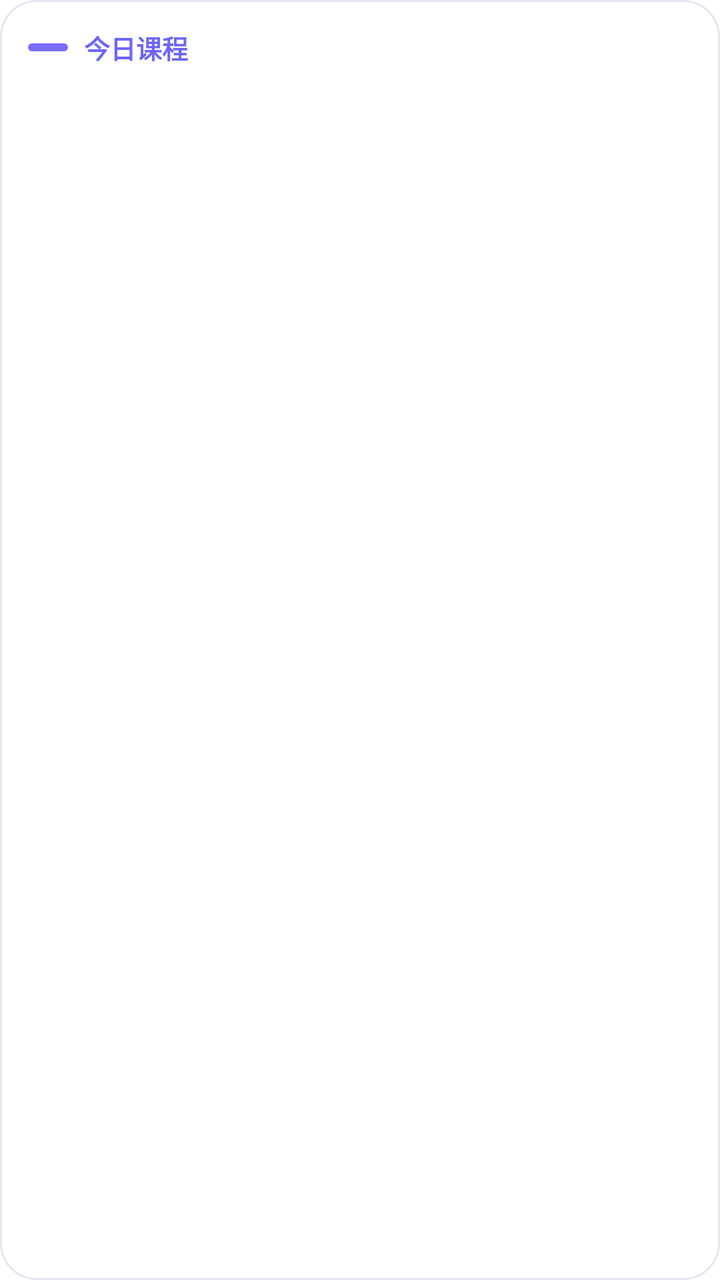
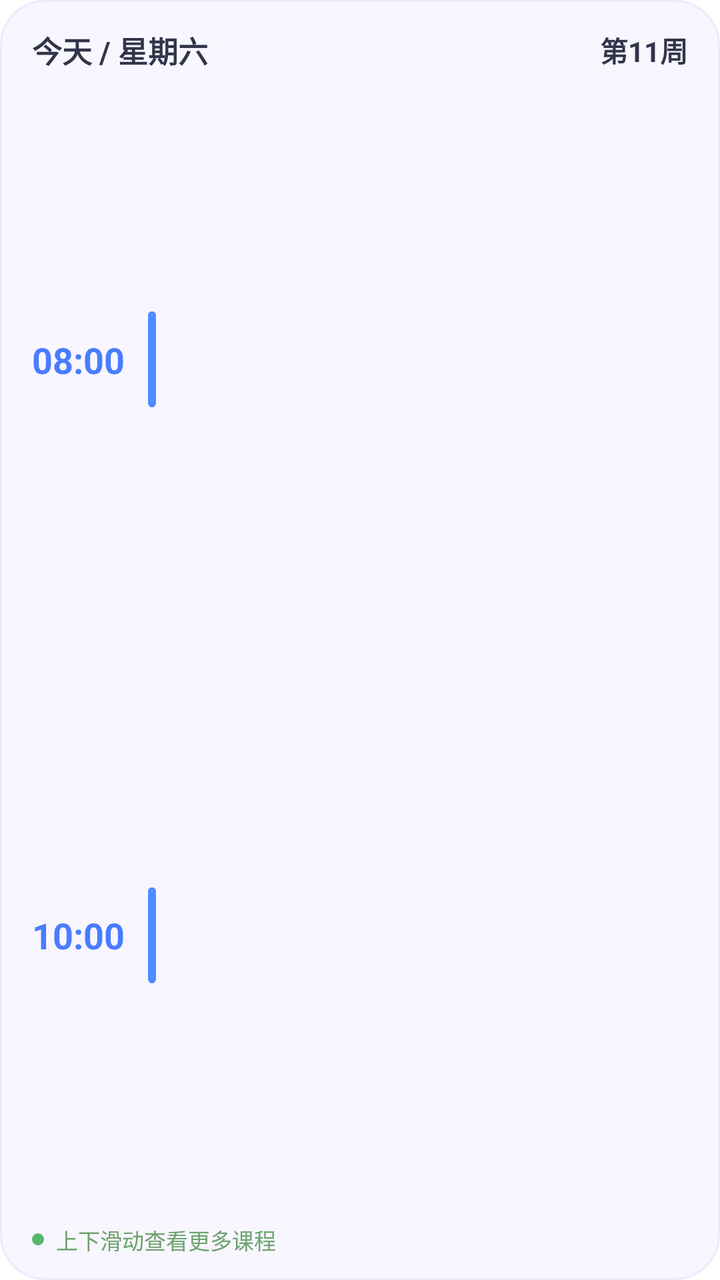

Compare the two renders of this Android layout. The source of the first and the diff that turns it into the second are given below.
<!-- AndroidManifest.xml: fallback theme Theme.MaterialComponents.DayNight.NoActionBar -->
<!-- res/layout/widget_medium.xml -->
<?xml version="1.0" encoding="utf-8"?>
<LinearLayout xmlns:android="http://schemas.android.com/apk/res/android"
    android:id="@+id/widget_root"
    android:layout_width="match_parent"
    android:layout_height="match_parent"
    android:background="@drawable/widget_panel_bg"
    android:clipToPadding="false"
    android:orientation="vertical"
    android:padding="14dp">

    <LinearLayout
        android:id="@+id/widget_medium_empty"
        android:layout_width="match_parent"
        android:layout_height="match_parent"
        android:gravity="center_vertical"
        android:orientation="vertical"
        android:visibility="gone">

        <TextView
            android:id="@+id/widget_medium_empty_title"
            android:layout_width="wrap_content"
            android:layout_height="wrap_content"
            android:text="@string/course_widget_empty_title"
            android:textColor="@color/course_widget_primary"
            android:textSize="15sp"
            android:textStyle="bold" />

        <TextView
            android:id="@+id/widget_medium_empty_message"
            android:layout_width="match_parent"
            android:layout_height="wrap_content"
            android:layout_marginTop="6dp"
            android:maxLines="2"
            android:ellipsize="end"
            android:text="@string/course_widget_empty_message"
            android:textColor="@color/course_widget_muted"
            android:textSize="12sp" />
    </LinearLayout>

    <LinearLayout
        android:id="@+id/widget_medium_content"
        android:layout_width="match_parent"
        android:layout_height="match_parent"
        android:orientation="vertical">

        <LinearLayout
            android:layout_width="match_parent"
            android:layout_height="wrap_content"
            android:gravity="center_vertical"
            android:orientation="horizontal">

            <View
                android:layout_width="20dp"
                android:layout_height="4dp"
                android:background="@drawable/widget_accent_purple" />

            <TextView
                android:id="@+id/widget_medium_section"
                android:layout_width="wrap_content"
                android:layout_height="wrap_content"
                android:layout_marginStart="8dp"
                android:text="@string/course_widget_medium_title"
                android:textColor="@color/course_widget_primary"
                android:textSize="13sp"
                android:textStyle="bold" />
        </LinearLayout>

        <LinearLayout
            android:id="@+id/widget_medium_row_1"
            android:layout_width="match_parent"
            android:layout_height="wrap_content"
            android:layout_marginTop="10dp"
            android:orientation="vertical">

            <TextView
                android:id="@+id/widget_medium_name_1"
                android:layout_width="match_parent"
                android:layout_height="wrap_content"
                android:ellipsize="end"
                android:maxLines="1"
                android:textColor="@color/course_widget_secondary"
                android:textSize="14sp"
                android:textStyle="bold" />

            <TextView
                android:id="@+id/widget_medium_detail_1"
                android:layout_width="match_parent"
                android:layout_height="wrap_content"
                android:layout_marginTop="2dp"
                android:ellipsize="end"
                android:maxLines="1"
                android:textColor="@color/course_widget_muted"
                android:textSize="12sp" />
        </LinearLayout>

        <LinearLayout
            android:id="@+id/widget_medium_row_2"
            android:layout_width="match_parent"
            android:layout_height="wrap_content"
            android:layout_marginTop="8dp"
            android:orientation="vertical">

            <TextView
                android:id="@+id/widget_medium_name_2"
                android:layout_width="match_parent"
                android:layout_height="wrap_content"
                android:ellipsize="end"
                android:maxLines="1"
                android:textColor="@color/course_widget_secondary"
                android:textSize="14sp"
                android:textStyle="bold" />

            <TextView
                android:id="@+id/widget_medium_detail_2"
                android:layout_width="match_parent"
                android:layout_height="wrap_content"
                android:layout_marginTop="2dp"
                android:ellipsize="end"
                android:maxLines="1"
                android:textColor="@color/course_widget_muted"
                android:textSize="12sp" />
        </LinearLayout>

        <LinearLayout
            android:id="@+id/widget_medium_row_3"
            android:layout_width="match_parent"
            android:layout_height="wrap_content"
            android:layout_marginTop="8dp"
            android:orientation="vertical">

            <TextView
                android:id="@+id/widget_medium_name_3"
                android:layout_width="match_parent"
                android:layout_height="wrap_content"
                android:ellipsize="end"
                android:maxLines="1"
                android:textColor="@color/course_widget_secondary"
                android:textSize="14sp"
                android:textStyle="bold" />

            <TextView
                android:id="@+id/widget_medium_detail_3"
                android:layout_width="match_parent"
                android:layout_height="wrap_content"
                android:layout_marginTop="2dp"
                android:ellipsize="end"
                android:maxLines="1"
                android:textColor="@color/course_widget_muted"
                android:textSize="12sp" />
        </LinearLayout>

        <LinearLayout
            android:id="@+id/widget_medium_row_4"
            android:layout_width="match_parent"
            android:layout_height="wrap_content"
            android:layout_marginTop="8dp"
            android:orientation="vertical">

            <TextView
                android:id="@+id/widget_medium_name_4"
                android:layout_width="match_parent"
                android:layout_height="wrap_content"
                android:ellipsize="end"
                android:maxLines="1"
                android:textColor="@color/course_widget_secondary"
                android:textSize="14sp"
                android:textStyle="bold" />

            <TextView
                android:id="@+id/widget_medium_detail_4"
                android:layout_width="match_parent"
                android:layout_height="wrap_content"
                android:layout_marginTop="2dp"
                android:ellipsize="end"
                android:maxLines="1"
                android:textColor="@color/course_widget_muted"
                android:textSize="12sp" />
        </LinearLayout>
    </LinearLayout>
</LinearLayout>
<!-- resources referenced by this layout -->
<resources>
  <color name="course_widget_muted">#7B8092</color>
  <color name="course_widget_primary">#6D64FF</color>
  <color name="course_widget_secondary">#5D6476</color>
  <!-- drawable widget_accent_purple (drawable) -->
  <?xml version="1.0" encoding="utf-8"?>
  <shape xmlns:android="http://schemas.android.com/apk/res/android">
      <solid android:color="#7C6CFF" />
      <corners android:radius="4dp" />
  </shape>
  <!-- drawable widget_panel_bg (drawable) -->
  <?xml version="1.0" encoding="utf-8"?>
  <shape xmlns:android="http://schemas.android.com/apk/res/android">
      <solid android:color="@color/course_widget_surface" />
      <corners android:radius="18dp" />
      <stroke
          android:width="1dp"
          android:color="@color/course_widget_border" />
  </shape>
  <string name="course_widget_empty_message">请先同步课程数据</string>
  <string name="course_widget_empty_title">暂无课程</string>
  <string name="course_widget_medium_title">今日课程</string>
  <color name="course_widget_surface">#FFFFFF</color>
  <color name="course_widget_border">#E7E5EF</color>
</resources>

<!-- the commit's change to res/layout/widget_medium.xml (unified diff, before → after) -->
@@ -6,12 +6,47 @@
     android:background="@drawable/widget_panel_bg"
     android:clipToPadding="false"
     android:orientation="vertical"
-    android:padding="14dp">
+    android:paddingStart="16dp"
+    android:paddingTop="14dp"
+    android:paddingEnd="16dp"
+    android:paddingBottom="12dp">
+
+    <LinearLayout
+        android:layout_width="match_parent"
+        android:layout_height="wrap_content"
+        android:gravity="center_vertical"
+        android:orientation="horizontal">
+
+        <TextView
+            android:id="@+id/widget_medium_date"
+            android:layout_width="0dp"
+            android:layout_height="wrap_content"
+            android:layout_weight="1"
+            android:ellipsize="end"
+            android:maxLines="1"
+            android:text="今天 / 星期六"
+            android:textColor="@color/course_widget_title"
+            android:textSize="15sp"
+            android:textStyle="bold" />
+
+        <TextView
+            android:id="@+id/widget_medium_week"
+            android:layout_width="wrap_content"
+            android:layout_height="wrap_content"
+            android:layout_marginStart="12dp"
+            android:ellipsize="end"
+            android:maxLines="1"
+            android:text="第11周"
+            android:textColor="@color/course_widget_title"
+            android:textSize="14sp"
+            android:textStyle="bold" />
+    </LinearLayout>
 
     <LinearLayout
         android:id="@+id/widget_medium_empty"
         android:layout_width="match_parent"
-        android:layout_height="match_parent"
+        android:layout_height="0dp"
+        android:layout_weight="1"
         android:gravity="center_vertical"
         android:orientation="vertical"
         android:visibility="gone">
@@ -21,8 +56,8 @@
             android:layout_width="wrap_content"
             android:layout_height="wrap_content"
             android:text="@string/course_widget_empty_title"
-            android:textColor="@color/course_widget_primary"
-            android:textSize="15sp"
+            android:textColor="@color/course_widget_title"
+            android:textSize="16sp"
             android:textStyle="bold" />
 
         <TextView
@@ -30,8 +65,8 @@
             android:layout_width="match_parent"
             android:layout_height="wrap_content"
             android:layout_marginTop="6dp"
+            android:ellipsize="end"
             android:maxLines="2"
-            android:ellipsize="end"
             android:text="@string/course_widget_empty_message"
             android:textColor="@color/course_widget_muted"
             android:textSize="12sp" />
@@ -40,141 +75,141 @@
     <LinearLayout
         android:id="@+id/widget_medium_content"
         android:layout_width="match_parent"
-        android:layout_height="match_parent"
+        android:layout_height="0dp"
+        android:layout_weight="1"
         android:orientation="vertical">
 
         <LinearLayout
-            android:layout_width="match_parent"
-            android:layout_height="wrap_content"
+            android:id="@+id/widget_medium_row_1"
+            android:layout_width="match_parent"
+            android:layout_height="0dp"
+            android:layout_weight="1"
             android:gravity="center_vertical"
             android:orientation="horizontal">
 
-            <View
-                android:layout_width="20dp"
-                android:layout_height="4dp"
-                android:background="@drawable/widget_accent_purple" />
-
-            <TextView
-                android:id="@+id/widget_medium_section"
-                android:layout_width="wrap_content"
-                android:layout_height="wrap_content"
-                android:layout_marginStart="8dp"
-                android:text="@string/course_widget_medium_title"
-                android:textColor="@color/course_widget_primary"
-                android:textSize="13sp"
+            <TextView
+                android:id="@+id/widget_medium_start_1"
+                android:layout_width="52dp"
+                android:layout_height="wrap_content"
+                android:ellipsize="end"
+                android:gravity="center_vertical"
+                android:maxLines="1"
+                android:text="08:00"
+                android:textColor="@color/course_widget_time"
+                android:textSize="18sp"
                 android:textStyle="bold" />
-        </LinearLayout>
-
-        <LinearLayout
-            android:id="@+id/widget_medium_row_1"
-            android:layout_width="match_parent"
-            android:layout_height="wrap_content"
-            android:layout_marginTop="10dp"
-            android:orientation="vertical">
-
-            <TextView
-                android:id="@+id/widget_medium_name_1"
-                android:layout_width="match_parent"
-                android:layout_height="wrap_content"
-                android:ellipsize="end"
-                android:maxLines="1"
-                android:textColor="@color/course_widget_secondary"
-                android:textSize="14sp"
-                android:textStyle="bold" />
-
-            <TextView
-                android:id="@+id/widget_medium_detail_1"
-                android:layout_width="match_parent"
-                android:layout_height="wrap_content"
-                android:layout_marginTop="2dp"
-                android:ellipsize="end"
-                android:maxLines="1"
-                android:textColor="@color/course_widget_muted"
-                android:textSize="12sp" />
+
+            <TextView
+                android:layout_width="4dp"
+                android:layout_height="48dp"
+                android:layout_marginStart="6dp"
+                android:layout_marginEnd="12dp"
+                android:background="@drawable/widget_course_bar"
+                android:text="" />
+
+            <LinearLayout
+                android:layout_width="0dp"
+                android:layout_height="wrap_content"
+                android:layout_weight="1"
+                android:orientation="vertical">
+
+                <TextView
+                    android:id="@+id/widget_medium_name_1"
+                    android:layout_width="match_parent"
+                    android:layout_height="wrap_content"
+                    android:ellipsize="end"
+                    android:maxLines="1"
+                    android:textColor="@color/course_widget_title"
+                    android:textSize="16sp"
+                    android:textStyle="bold" />
+
+                <TextView
+                    android:id="@+id/widget_medium_detail_1"
+                    android:layout_width="match_parent"
+                    android:layout_height="wrap_content"
+                    android:layout_marginTop="4dp"
+                    android:ellipsize="end"
+                    android:maxLines="1"
+                    android:textColor="@color/course_widget_muted"
+                    android:textSize="12sp" />
+            </LinearLayout>
         </LinearLayout>
 
         <LinearLayout
             android:id="@+id/widget_medium_row_2"
             android:layout_width="match_parent"
-            android:layout_height="wrap_content"
-            android:layout_marginTop="8dp"
-            android:orientation="vertical">
-
-            <TextView
-                android:id="@+id/widget_medium_name_2"
-                android:layout_width="match_parent"
+            android:layout_height="0dp"
+            android:layout_weight="1"
+            android:gravity="center_vertical"
+            android:orientation="horizontal">
+
+            <TextView
+                android:id="@+id/widget_medium_start_2"
+                android:layout_width="52dp"
                 android:layout_height="wrap_content"
                 android:ellipsize="end"
+                android:gravity="center_vertical"
                 android:maxLines="1"
-                android:textColor="@color/course_widget_secondary"
-                android:textSize="14sp"
+                android:text="10:00"
+                android:textColor="@color/course_widget_time"
+                android:textSize="18sp"
                 android:textStyle="bold" />
 
             <TextView
-                android:id="@+id/widget_medium_detail_2"
-                android:layout_width="match_parent"
-                android:layout_height="wrap_content"
-                android:layout_marginTop="2dp"
-                android:ellipsize="end"
-                android:maxLines="1"
-                android:textColor="@color/course_widget_muted"
-                android:textSize="12sp" />
+                android:layout_width="4dp"
+                android:layout_height="48dp"
+                android:layout_marginStart="6dp"
+                android:layout_marginEnd="12dp"
+                android:background="@drawable/widget_course_bar"
+                android:text="" />
+
+            <LinearLayout
+                android:layout_width="0dp"
+                android:layout_height="wrap_content"
+                android:layout_weight="1"
+                android:orientation="vertical">
+
+                <TextView
+                    android:id="@+id/widget_medium_name_2"
+                    android:layout_width="match_parent"
+                    android:layout_height="wrap_content"
+                    android:ellipsize="end"
+                    android:maxLines="1"
+                    android:textColor="@color/course_widget_title"
+                    android:textSize="16sp"
+                    android:textStyle="bold" />
+
+                <TextView
+                    android:id="@+id/widget_medium_detail_2"
+                    android:layout_width="match_parent"
+                    android:layout_height="wrap_content"
+                    android:layout_marginTop="4dp"
+                    android:ellipsize="end"
+                    android:maxLines="1"
+                    android:textColor="@color/course_widget_muted"
+                    android:textSize="12sp" />
+            </LinearLayout>
         </LinearLayout>
 
         <LinearLayout
-            android:id="@+id/widget_medium_row_3"
-            android:layout_width="match_parent"
-            android:layout_height="wrap_content"
-            android:layout_marginTop="8dp"
-            android:orientation="vertical">
-
-            <TextView
-                android:id="@+id/widget_medium_name_3"
-                android:layout_width="match_parent"
-                android:layout_height="wrap_content"
-                android:ellipsize="end"
-                android:maxLines="1"
-                android:textColor="@color/course_widget_secondary"
-                android:textSize="14sp"
-                android:textStyle="bold" />
-
-            <TextView
-                android:id="@+id/widget_medium_detail_3"
-                android:layout_width="match_parent"
-                android:layout_height="wrap_content"
-                android:layout_marginTop="2dp"
-                android:ellipsize="end"
-                android:maxLines="1"
-                android:textColor="@color/course_widget_muted"
-                android:textSize="12sp" />
-        </LinearLayout>
-
-        <LinearLayout
-            android:id="@+id/widget_medium_row_4"
-            android:layout_width="match_parent"
-            android:layout_height="wrap_content"
-            android:layout_marginTop="8dp"
-            android:orientation="vertical">
-
-            <TextView
-                android:id="@+id/widget_medium_name_4"
-                android:layout_width="match_parent"
-                android:layout_height="wrap_content"
-                android:ellipsize="end"
-                android:maxLines="1"
-                android:textColor="@color/course_widget_secondary"
-                android:textSize="14sp"
-                android:textStyle="bold" />
-
-            <TextView
-                android:id="@+id/widget_medium_detail_4"
-                android:layout_width="match_parent"
-                android:layout_height="wrap_content"
-                android:layout_marginTop="2dp"
-                android:ellipsize="end"
-                android:maxLines="1"
-                android:textColor="@color/course_widget_muted"
-                android:textSize="12sp" />
+            android:layout_width="match_parent"
+            android:layout_height="wrap_content"
+            android:gravity="center_vertical"
+            android:orientation="horizontal">
+
+            <TextView
+                android:layout_width="6dp"
+                android:layout_height="6dp"
+                android:background="@drawable/widget_green_dot"
+                android:text="" />
+
+            <TextView
+                android:layout_width="wrap_content"
+                android:layout_height="wrap_content"
+                android:layout_marginStart="6dp"
+                android:text="上下滑动查看更多课程"
+                android:textColor="@color/course_widget_hint"
+                android:textSize="11sp" />
         </LinearLayout>
     </LinearLayout>
 </LinearLayout>
<!-- resource entries referenced after the edit -->
@@ -1,27 +1,33 @@
 <!-- resources referenced by this layout -->
 <resources>
+  <color name="course_widget_hint">#6DA36E</color>
   <color name="course_widget_muted">#7B8092</color>
-  <color name="course_widget_primary">#6D64FF</color>
-  <color name="course_widget_secondary">#5D6476</color>
-  <!-- drawable widget_accent_purple (drawable) -->
+  <color name="course_widget_time">#4A7CFF</color>
+  <color name="course_widget_title">#303549</color>
+  <!-- drawable widget_course_bar (drawable) -->
   <?xml version="1.0" encoding="utf-8"?>
   <shape xmlns:android="http://schemas.android.com/apk/res/android">
-      <solid android:color="#7C6CFF" />
+      <solid android:color="#4D8BFF" />
       <corners android:radius="4dp" />
+  </shape>
+  <!-- drawable widget_green_dot (drawable) -->
+  <?xml version="1.0" encoding="utf-8"?>
+  <shape xmlns:android="http://schemas.android.com/apk/res/android"
+      android:shape="oval">
+      <solid android:color="#55B96C" />
   </shape>
   <!-- drawable widget_panel_bg (drawable) -->
   <?xml version="1.0" encoding="utf-8"?>
   <shape xmlns:android="http://schemas.android.com/apk/res/android">
       <solid android:color="@color/course_widget_surface" />
-      <corners android:radius="18dp" />
+      <corners android:radius="22dp" />
       <stroke
           android:width="1dp"
           android:color="@color/course_widget_border" />
   </shape>
   <string name="course_widget_empty_message">请先同步课程数据</string>
   <string name="course_widget_empty_title">暂无课程</string>
-  <string name="course_widget_medium_title">今日课程</string>
-  <color name="course_widget_surface">#FFFFFF</color>
-  <color name="course_widget_border">#E7E5EF</color>
+  <color name="course_widget_surface">#F8F6FF</color>
+  <color name="course_widget_border">#EEEAFB</color>
 </resources>
 
